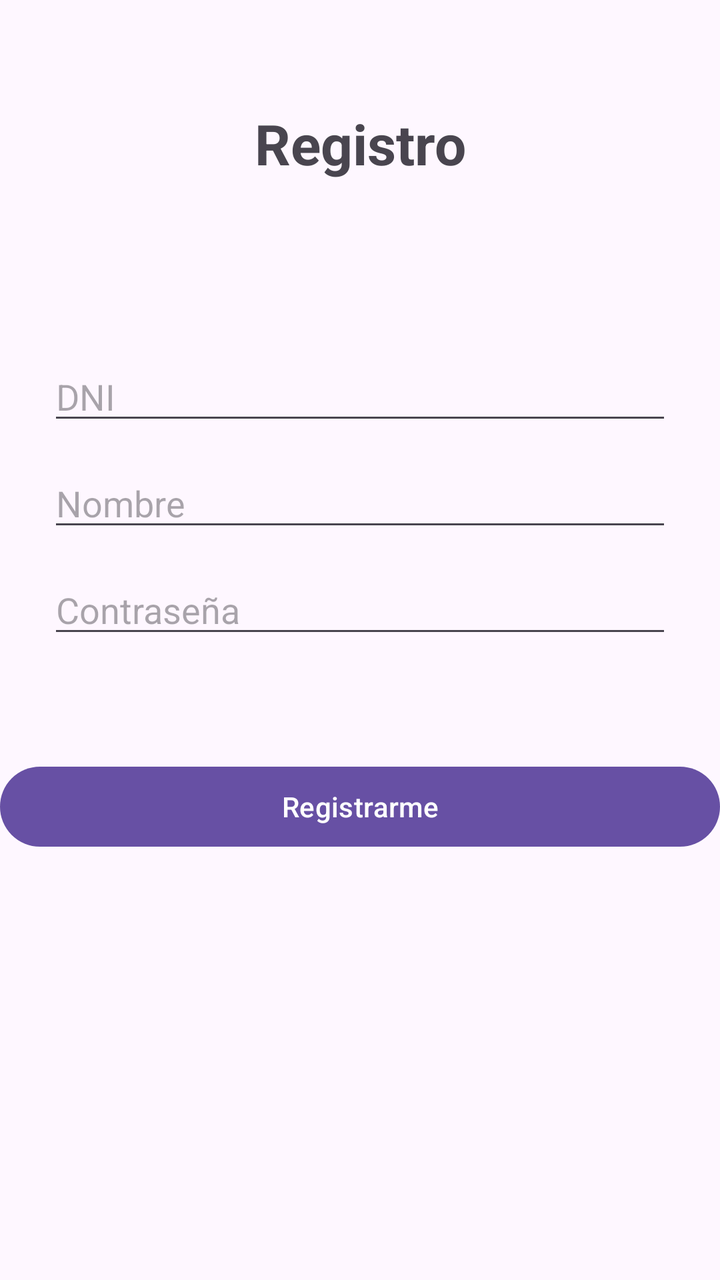
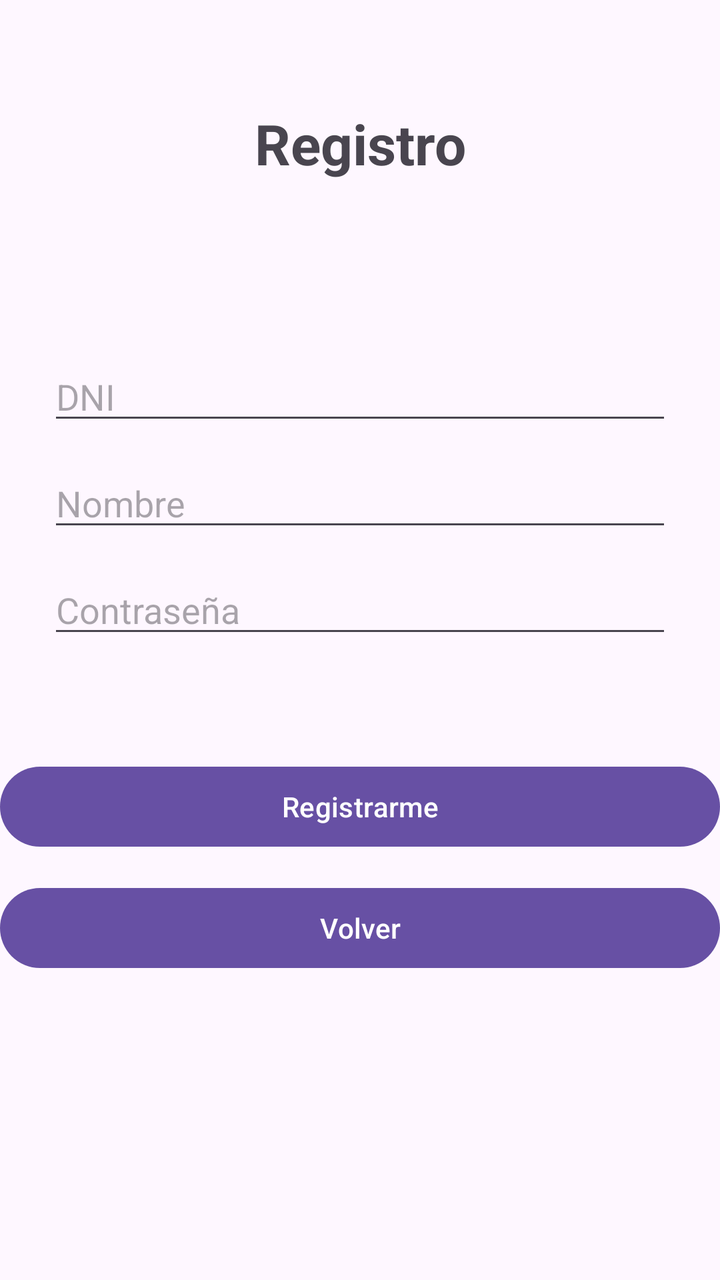

Before-and-after screenshots of an Android layout around one commit, followed by the original layout XML and the change that was made.
<!-- AndroidManifest.xml: application theme Theme.NotasXML -->
<!-- res/layout/activity_registro.xml -->
<?xml version="1.0" encoding="utf-8"?>
<androidx.constraintlayout.widget.ConstraintLayout xmlns:android="http://schemas.android.com/apk/res/android"
    xmlns:app="http://schemas.android.com/apk/res-auto"
    xmlns:tools="http://schemas.android.com/tools"
    android:id="@+id/main"
    android:layout_width="match_parent"
    android:layout_height="match_parent"
    tools:context=".RegistroActivity">

    <LinearLayout
        android:id="@+id/linearLayout"
        android:layout_width="match_parent"
        android:layout_height="wrap_content"
        android:orientation="vertical"
        android:padding="24dp"
        app:layout_constraintBottom_toBottomOf="parent"
        app:layout_constraintTop_toTopOf="parent"
        app:layout_constraintVertical_bias="0.342"
        tools:layout_editor_absoluteX="0dp">

        <EditText
            android:id="@+id/etRegDni"
            android:layout_width="match_parent"
            android:layout_height="wrap_content"
            android:hint="DNI"
            android:inputType="text" />

        <EditText
            android:id="@+id/etRegNombre"
            android:layout_width="match_parent"
            android:layout_height="wrap_content"
            android:layout_marginTop="12dp"
            android:hint="Nombre"
            android:inputType="textPersonName" />

        <EditText
            android:id="@+id/etRegPassword"
            android:layout_width="match_parent"
            android:layout_height="wrap_content"
            android:layout_marginTop="12dp"
            android:hint="Contraseña"
            android:inputType="textPassword" />

    </LinearLayout>

    <TextView
        android:id="@+id/textView2"
        android:layout_width="wrap_content"
        android:layout_height="wrap_content"
        android:layout_gravity="center"
        android:text="Registro"
        android:textSize="28sp"
        android:textStyle="bold"
        app:layout_constraintBottom_toBottomOf="parent"
        app:layout_constraintEnd_toEndOf="parent"
        app:layout_constraintStart_toStartOf="parent"
        app:layout_constraintTop_toTopOf="parent"
        app:layout_constraintVertical_bias="0.088" />

    <Button
        android:id="@+id/btnFinalizarRegistro"
        android:layout_width="match_parent"
        android:layout_height="wrap_content"
        android:text="Registrarme"
        app:layout_constraintBottom_toBottomOf="parent"
        app:layout_constraintEnd_toEndOf="parent"
        app:layout_constraintHorizontal_bias="0.0"
        app:layout_constraintStart_toStartOf="parent"
        app:layout_constraintTop_toTopOf="parent"
        app:layout_constraintVertical_bias="0.641" />

</androidx.constraintlayout.widget.ConstraintLayout>
<!-- resources referenced by this layout -->
<resources>
  <style name="Theme.NotasXML" parent="Base.Theme.NotasXML" />
  <style name="Base.Theme.NotasXML" parent="Theme.Material3.DayNight.NoActionBar">
          
          
      </style>
</resources>

<!-- the commit's change to res/layout/activity_registro.xml (unified diff, before → after) -->
@@ -69,4 +69,16 @@
         app:layout_constraintTop_toTopOf="parent"
         app:layout_constraintVertical_bias="0.641" />
 
+    <Button
+        android:id="@+id/btnVolver"
+        android:layout_width="match_parent"
+        android:layout_height="wrap_content"
+        android:text="Volver"
+        app:layout_constraintBottom_toBottomOf="parent"
+        app:layout_constraintEnd_toEndOf="parent"
+        app:layout_constraintHorizontal_bias="1.0"
+        app:layout_constraintStart_toStartOf="parent"
+        app:layout_constraintTop_toTopOf="parent"
+        app:layout_constraintVertical_bias="0.743" />
+
 </androidx.constraintlayout.widget.ConstraintLayout>
